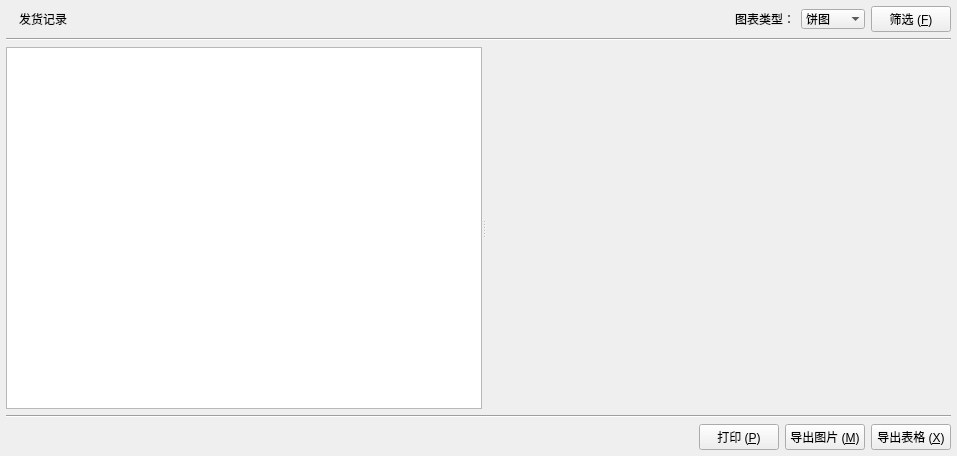
Qt form ui/TableSummaries.ui (archsh/quickexcel) before a commit.
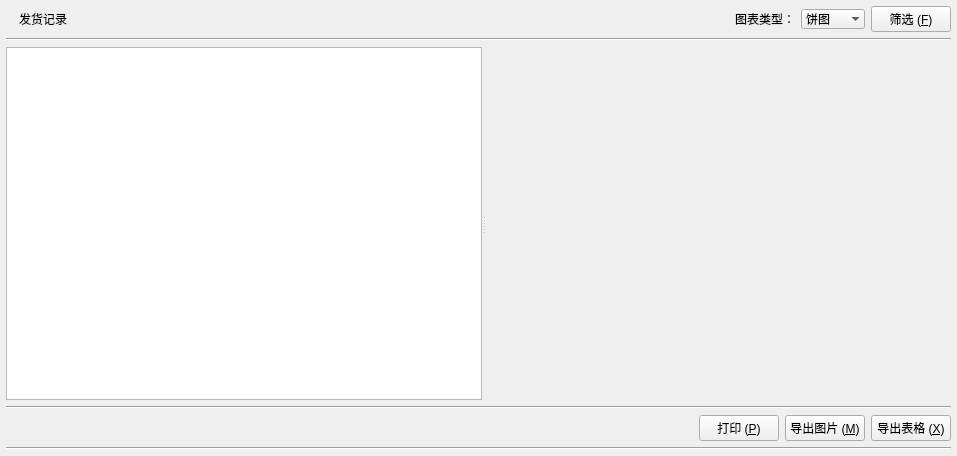
The same form after that commit. Icons and pictures are not drawn. Custom widgets are drawn as their Qt base class.

```diff
--- a/ui/TableSummaries.ui
+++ b/ui/TableSummaries.ui
@@ -220,8 +220,23 @@
      </item>
     </layout>
    </item>
+   <item>
+    <widget class="Line" name="line_3">
+     <property name="orientation">
+      <enum>Qt::Horizontal</enum>
+     </property>
+    </widget>
+   </item>
   </layout>
  </widget>
+ <customwidgets>
+  <customwidget>
+   <class>PieView</class>
+   <extends>QWidget</extends>
+   <header>Charts</header>
+   <container>1</container>
+  </customwidget>
+ </customwidgets>
  <resources>
   <include location="resource.qrc"/>
   <include location="resource.qrc"/>
```
Left out of the diff: 2 changed lines with no effect on the pictures.
